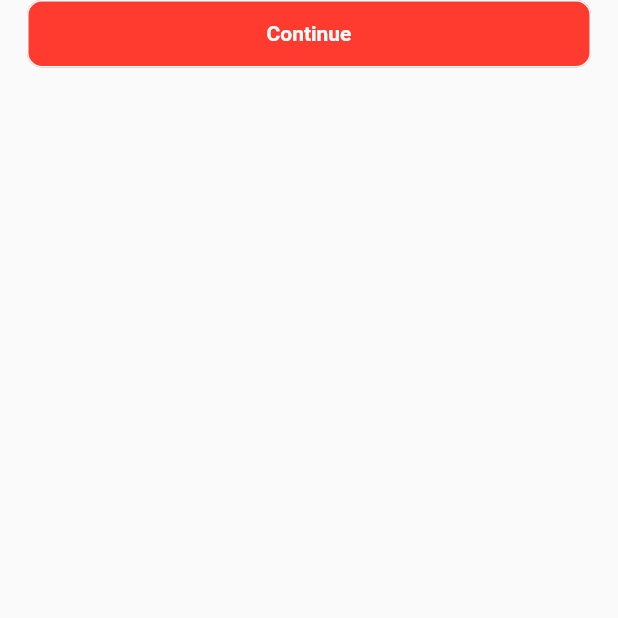
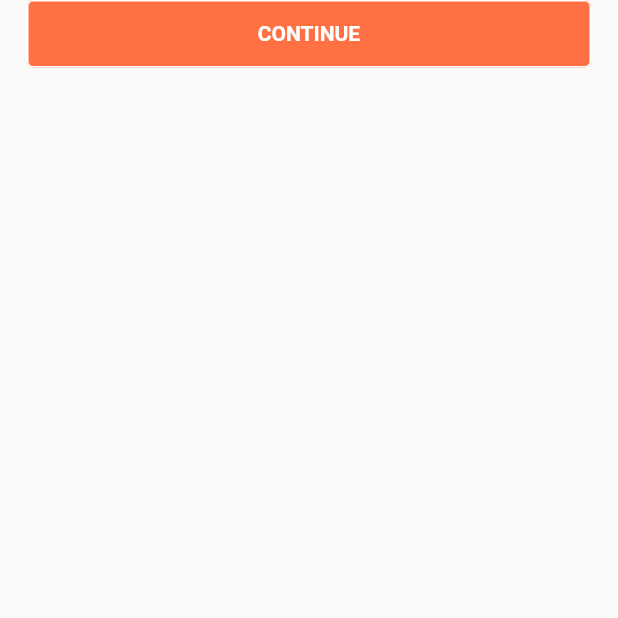
Before and after one commit to priyankvirani/firstcry, a Flutter app: the screen it shows after launch, on a phone screen of 412 x 824 dp, the top half of it. Run offline on Flutter 3.47's test engine with Material 2 defaults, Android fonts, the phone set to English and light mode, and no system bars.

Commit message:
login screen

```diff
--- a/lib/constants/app_colors.dart
+++ b/lib/constants/app_colors.dart
@@ -1,6 +1,6 @@
 import 'package:flutter/material.dart';
 
-const orange = Color(0xffFF8551);
+const orange = Color(0xffff7043);
 const blue =Color(0xff0079FF);
 const black =Color(0xff080202);
 const white = Color(0xffffffff);
--- a/lib/constants/size_constants.dart
+++ b/lib/constants/size_constants.dart
@@ -52,6 +52,7 @@ class SizeConstants {
   static const double radius_10 = 10;
 
   //Circular Radius
+  static const double circularRadius_4 = 4.0;
   static const double circularRadius_10 = 10.0;
   static const double circularRadius_12 = 12.0;
   static const double circularRadius_15 = 15.0;
--- a/lib/ui/login_screen.dart
+++ b/lib/ui/login_screen.dart
@@ -1,6 +1,8 @@
 import 'package:firstcry/widgets/app_button.dart';
 import 'package:flutter/cupertino.dart';
 import 'package:flutter/material.dart';
+
+import '../constants/app_colors.dart';
 
 class LoginScreen extends StatefulWidget {
   const LoginScreen({Key? key}) : super(key: key);
@@ -15,8 +17,8 @@ class _LoginScreenState extends State<LoginScreen> {
     return Scaffold(
       body: Column(children: [
         AppButton(
-          label: 'Continue',
-          backgroundColor: CupertinoColors.destructiveRed,
+          label: 'CONTINUE',
+          backgroundColor: orange,
           onPressed: () {},
         )
       ]),
--- a/lib/widgets/app_button.dart
+++ b/lib/widgets/app_button.dart
@@ -23,7 +23,7 @@ class AppButton extends StatelessWidget {
       required this.onPressed,
       this.backgroundColor = white,
       this.borderColor = white,
-      this.borderRadius = SizeConstants.circularRadius_10,
+      this.borderRadius = SizeConstants.circularRadius_4,
       this.height = SizeConstants.dimen_45,
       this.width,
       this.margin = const EdgeInsets.only(bottom: SizeConstants.padding_18),
```
